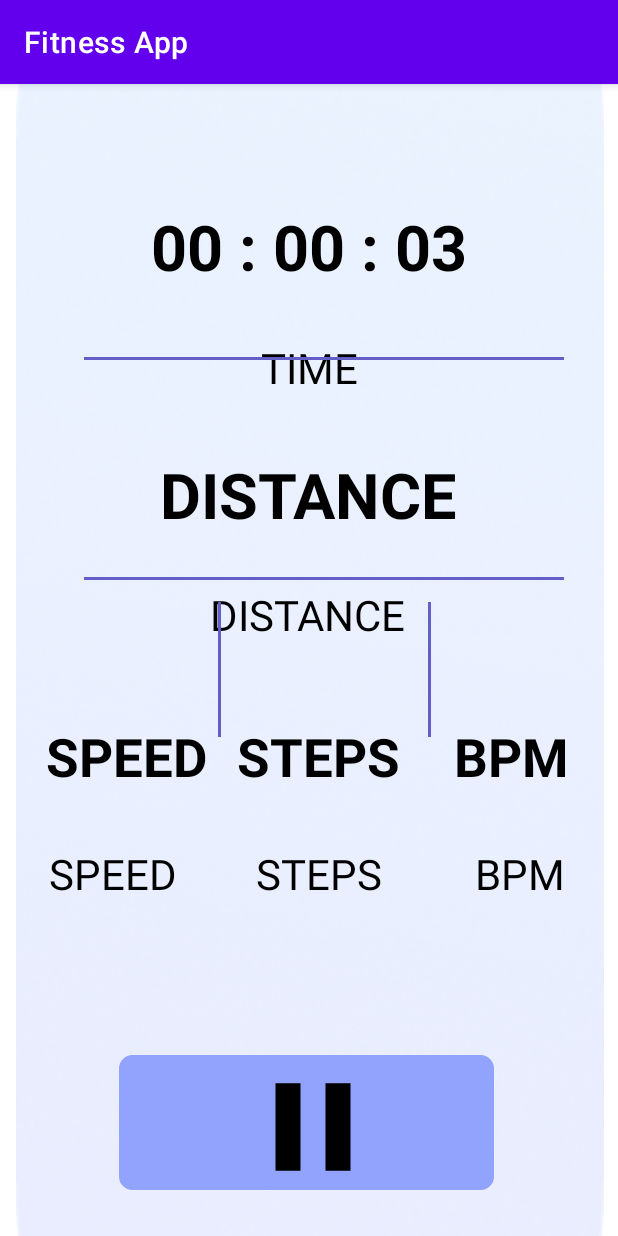
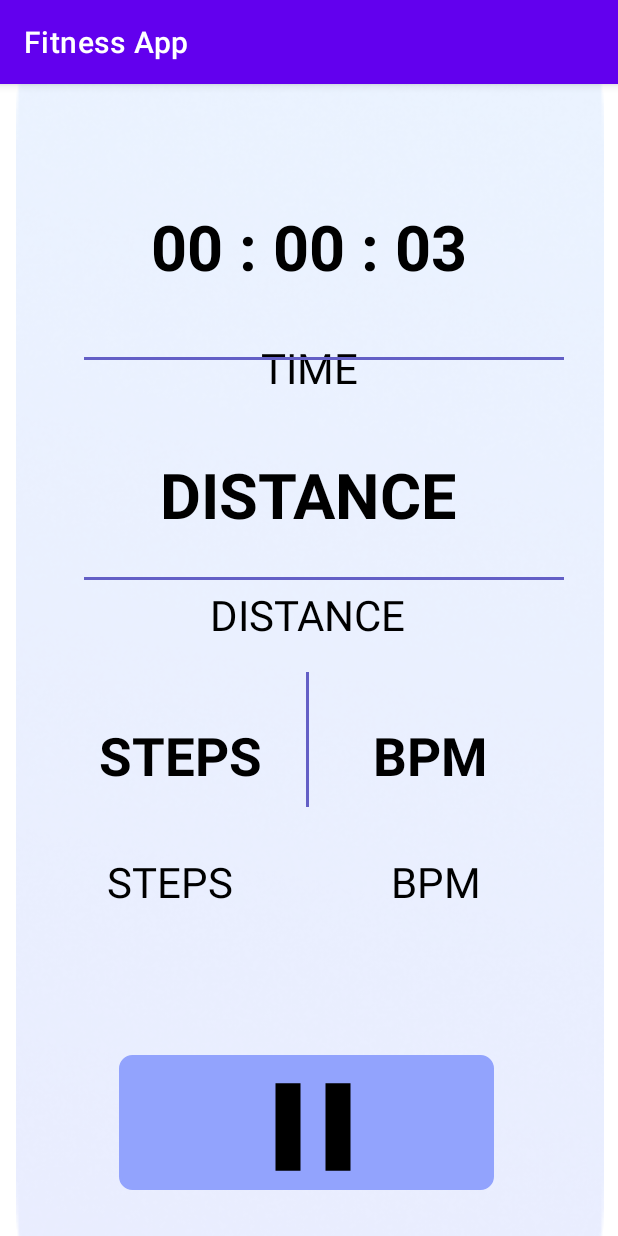
Before and after one commit to philippebertrand22/ENGR-390_Group2, an Android app: the MainActivity screen opened directly, with no data from a screen before it, on a phone screen of 412 x 824 dp. Run offline under Robolectric (Android 15) with nearby library versions, the light colour scheme and no system bars; our stand-ins replace Firebase (no records; nobody signed in at launch, a user with empty details on screens opened directly); Roboto replaces fonts that are not available here; 1 statement that could not run was skipped.

Commit message:
Distance tracking working + few design adjustments

```diff
--- a/UICode/app/src/main/java/com/example/ui_code/MainActivity.java
+++ b/UICode/app/src/main/java/com/example/ui_code/MainActivity.java
@@ -61,7 +61,7 @@ public class MainActivity extends AppCompatActivity {
     private double longitude, latitude, previousLng, previousLat;
 
     private Location previousLocation;
-    private float distance, newDistance;
+    private float distance;
 
     private LatLng here;
     private String step;
@@ -198,8 +198,6 @@ public class MainActivity extends AppCompatActivity {
         timeText = findViewById(R.id.timeTextID);
         distanceText = findViewById(R.id.distanceTextID);
         distanceValue = findViewById(R.id.distanceValueID);
-        speedValue = findViewById(R.id.speedValueID);
-        speedText = findViewById(R.id.speedTextID);
         BPMValue = findViewById(R.id.BPMValueID);
         BPMText = findViewById(R.id.BPMTextID);
         stepText = findViewById(R.id.stepTextID);
@@ -346,7 +344,8 @@ public class MainActivity extends AppCompatActivity {
                 + " | HeartBeat: " + bpm
                 + " | Steps: " + step
                 + " | Latitude: [" + latitude
-                + "] | Longitude: {" + longitude) + "}";
+                + "] | Longitude: {" + longitude
+                + "} | Distance: " + distance);
     }
 
     private void sendGPS() {
@@ -398,8 +397,10 @@ public class MainActivity extends AppCompatActivity {
                         distanceValue.setText(String.valueOf(distance) + " meters");
                     }
                     else{
-                        distance = previousLocation.distanceTo(location) + distance;
-                        distanceValue.setText(String.valueOf(distance) + " meters");
+                        latitude = location.getLatitude();
+                        longitude = location.getLongitude();
+                        distance = previousLocation.distanceTo(location) + (int)distance;
+                        distanceValue.setText(String.valueOf((int)distance) + " meters");
 
                         previousLocation = location;
                     }
--- a/UICode/app/src/main/res/layout/activity_main.xml
+++ b/UICode/app/src/main/res/layout/activity_main.xml
@@ -25,30 +25,30 @@
         android:layout_height="wrap_content"
         android:text="BPM"
         android:textAllCaps="true"
-        android:textColor = "?android:textColorPrimary"
+        android:textColor="?android:textColorPrimary"
         android:textSize="28sp"
         app:layout_constraintBottom_toBottomOf="parent"
         app:layout_constraintEnd_toEndOf="parent"
-        app:layout_constraintHorizontal_bias="0.9"
+        app:layout_constraintHorizontal_bias="0.74"
         app:layout_constraintStart_toStartOf="parent"
         app:layout_constraintTop_toTopOf="parent"
-        app:layout_constraintVertical_bias="0.695" />
+        app:layout_constraintVertical_bias="0.702" />
 
     <TextView
         android:id="@+id/BPMValueID"
         android:layout_width="wrap_content"
         android:layout_height="wrap_content"
         android:text="BPM"
+        android:textAllCaps="true"
+        android:textColor="?android:textColorPrimary"
+        android:textSize="35sp"
         android:textStyle="bold"
-        android:textAllCaps="true"
-        android:textColor = "?android:textColorPrimary"
-        android:textSize="35sp"
         app:layout_constraintBottom_toBottomOf="parent"
         app:layout_constraintEnd_toEndOf="parent"
-        app:layout_constraintHorizontal_bias="0.9"
+        app:layout_constraintHorizontal_bias="0.74"
         app:layout_constraintStart_toStartOf="parent"
         app:layout_constraintTop_toTopOf="parent"
-        app:layout_constraintVertical_bias="0.589" />
+        app:layout_constraintVertical_bias="0.588" />
 
     <TextView
         android:id="@+id/distanceTextID"
@@ -109,11 +109,12 @@
         app:layout_constraintVertical_bias="0.233" />
 
     <View
+        android:id="@+id/view2"
         android:layout_width="320dp"
         android:layout_height="2dp"
+        android:layout_marginLeft="20dp"
+        android:layout_marginTop="170dp"
         android:background="#635FC6"
-        android:layout_marginTop="170dp"
-        android:layout_marginLeft="20dp"
         app:layout_constraintBottom_toBottomOf="parent"
         app:layout_constraintEnd_toEndOf="parent"
         app:layout_constraintHorizontal_bias="0.498"
@@ -137,86 +138,47 @@
         app:layout_constraintVertical_bias="0.112" />
 
     <TextView
-        android:id="@+id/speedTextID"
-        android:layout_width="wrap_content"
-        android:layout_height="wrap_content"
-        android:text="Speed"
-        android:textAllCaps="true"
-        android:textColor = "?android:textColorPrimary"
-        android:textSize="28sp"
-        app:layout_constraintBottom_toBottomOf="parent"
-        app:layout_constraintEnd_toEndOf="parent"
-        app:layout_constraintHorizontal_bias="0.10"
-        app:layout_constraintStart_toStartOf="parent"
-        app:layout_constraintTop_toTopOf="parent"
-        app:layout_constraintVertical_bias="0.695" />
-
-    <TextView
-        android:id="@+id/speedValueID"
-        android:layout_width="wrap_content"
-        android:layout_height="wrap_content"
-        android:text="Speed"
-        android:textStyle="bold"
-        android:textAllCaps="true"
-        android:textColor = "?android:textColorPrimary"
-        android:textSize="35sp"
-        app:layout_constraintBottom_toBottomOf="parent"
-        app:layout_constraintEnd_toEndOf="parent"
-        app:layout_constraintHorizontal_bias="0.10"
-        app:layout_constraintStart_toStartOf="parent"
-        app:layout_constraintTop_toTopOf="parent"
-        app:layout_constraintVertical_bias="0.589" />
-
-    <TextView
         android:id="@+id/stepTextID"
         android:layout_width="wrap_content"
         android:layout_height="wrap_content"
         android:text="Steps"
         android:textAllCaps="true"
-        android:textColor = "?android:textColorPrimary"
+        android:textColor="?android:textColorPrimary"
         android:textSize="28sp"
         app:layout_constraintBottom_toBottomOf="parent"
         app:layout_constraintEnd_toEndOf="parent"
-        app:layout_constraintHorizontal_bias="0.52"
+        app:layout_constraintHorizontal_bias="0.217"
         app:layout_constraintStart_toStartOf="parent"
         app:layout_constraintTop_toTopOf="parent"
-        app:layout_constraintVertical_bias="0.695" />
+        app:layout_constraintVertical_bias="0.702" />
 
     <View
+        android:id="@+id/view"
         android:layout_width="2dp"
         android:layout_height="90dp"
         android:background="#635FC6"
-        android:layout_marginTop="345dp"
-        android:layout_marginLeft="145dp"
+        app:layout_constraintBottom_toBottomOf="@+id/image8View"
+        app:layout_constraintEnd_toEndOf="parent"
+        app:layout_constraintHorizontal_bias="0.498"
         app:layout_constraintStart_toStartOf="parent"
         app:layout_constraintTop_toTopOf="parent"
-        android:layout_marginRight="30dp"/>
-
-    <View
-        android:layout_width="2dp"
-        android:layout_height="90dp"
-        android:background="#635FC6"
-        android:layout_marginTop="345dp"
-        android:layout_marginLeft="285dp"
-        app:layout_constraintStart_toStartOf="parent"
-        app:layout_constraintTop_toTopOf="parent"
-        android:layout_marginRight="30dp"/>
+        app:layout_constraintVertical_bias="0.633" />
 
     <TextView
         android:id="@+id/stepValueID"
         android:layout_width="wrap_content"
         android:layout_height="wrap_content"
         android:text="Steps"
+        android:textAllCaps="true"
+        android:textColor="?android:textColorPrimary"
+        android:textSize="35sp"
         android:textStyle="bold"
-        android:textAllCaps="true"
-        android:textColor = "?android:textColorPrimary"
-        android:textSize="35sp"
         app:layout_constraintBottom_toBottomOf="parent"
         app:layout_constraintEnd_toEndOf="parent"
-        app:layout_constraintHorizontal_bias="0.52"
+        app:layout_constraintHorizontal_bias="0.217"
         app:layout_constraintStart_toStartOf="parent"
         app:layout_constraintTop_toTopOf="parent"
-        app:layout_constraintVertical_bias="0.589" />
+        app:layout_constraintVertical_bias="0.588" />
 
     <View
         android:id="@+id/myRectangleView"
```
Also changed, not shown: UICode/app/src/main/java/com/example/ui_code/homeActivity.java (+0 -8 lines), UICode/app/src/main/res/layout/activity_home.xml (+19 -46 lines), UICode/app/src/main/res/layout/activity_summary.xml (+20 -6 lines).
